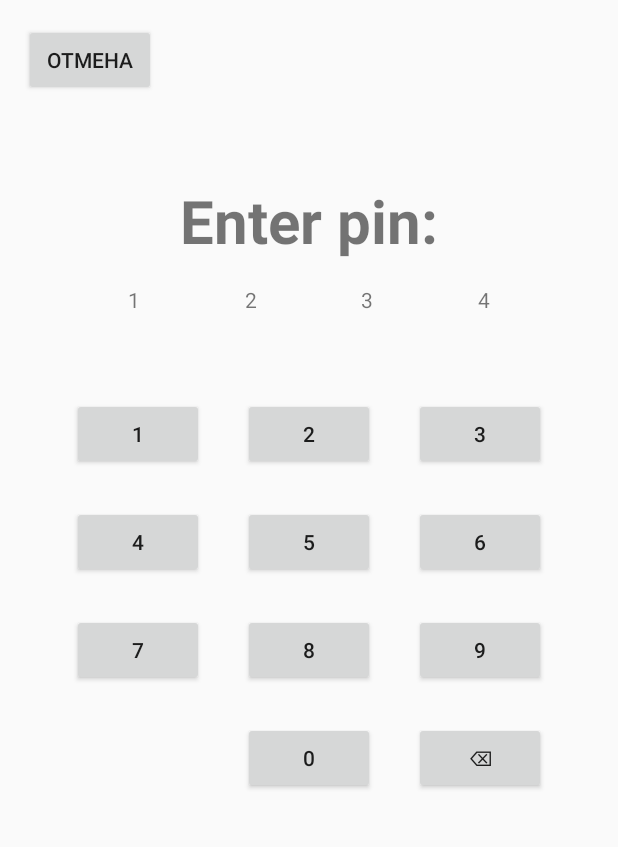
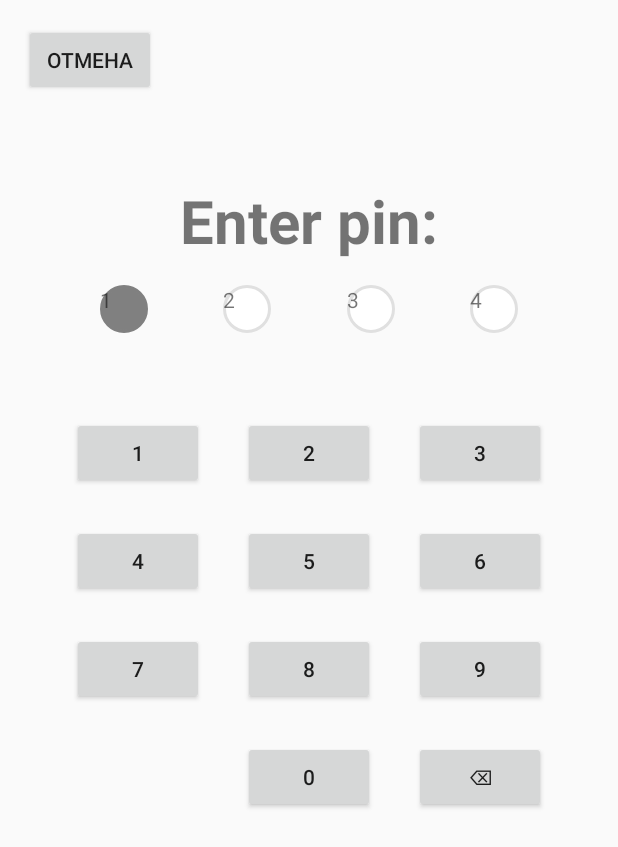
Before and after one commit to daMelkov/Notes, an Android app: the layout activity_pin.xml on its own in the app's theme, with its tools: preview values and no code run, on a phone screen of 412 x 824 dp. Shown: the top 847 px of the screen. Run offline under Robolectric (Android 15) with nearby library versions, the phone set to English and light mode, and no system bars.

Commit message:
rounded pins

```diff
--- a/app/src/main/AndroidManifest.xml
+++ b/app/src/main/AndroidManifest.xml
@@ -17,6 +17,7 @@
             </intent-filter>
         </activity>
         <activity android:name=".SettingsActivity" />
+        <activity android:name=".PinActivity" />
     </application>
 
 </manifest>
--- a/app/src/main/java/com/astra/notes/MainActivity.java
+++ b/app/src/main/java/com/astra/notes/MainActivity.java
@@ -4,7 +4,6 @@ import androidx.appcompat.app.AppCompatActivity;
 import androidx.appcompat.widget.Toolbar;
 import androidx.swiperefreshlayout.widget.SwipeRefreshLayout;
 
-import android.content.ComponentName;
 import android.content.Intent;
 import android.os.Bundle;
 import android.util.Log;
--- /dev/null
+++ b/app/src/main/java/com/astra/notes/PinActivity.java
@@ -0,0 +1,20 @@
+package com.astra.notes;
+
+import android.os.Bundle;
+
+import androidx.annotation.Nullable;
+import androidx.appcompat.app.AppCompatActivity;
+
+public class PinActivity extends AppCompatActivity {
+    @Override
+    protected void onCreate(@Nullable Bundle savedInstanceState) {
+        super.onCreate(savedInstanceState);
+        setContentView(R.layout.activity_pin);
+
+        initViews();
+    }
+
+    private void initViews() {
+        ;
+    }
+}
--- a/app/src/main/java/com/astra/notes/SettingsActivity.java
+++ b/app/src/main/java/com/astra/notes/SettingsActivity.java
@@ -1,6 +1,9 @@
 package com.astra.notes;
 
+import android.content.Intent;
 import android.os.Bundle;
+import android.view.View;
+import android.widget.TextView;
 
 import androidx.appcompat.app.AppCompatActivity;
 
@@ -14,6 +17,13 @@ public class SettingsActivity extends AppCompatActivity {
     }
 
     private void initViews() {
-
+        TextView txtEnterPin = findViewById(R.id.txt_enter_pin);
+        txtEnterPin.setOnClickListener(new View.OnClickListener() {
+            @Override
+            public void onClick(View v) {
+                Intent intent = new Intent(SettingsActivity.this, PinActivity.class);
+                startActivity(intent);
+            }
+        });
     }
 }
--- /dev/null
+++ b/app/src/main/res/drawable/empty_pin.xml
@@ -0,0 +1,7 @@
+<?xml version="1.0" encoding="UTF-8"?>
+<shape xmlns:android="http://schemas.android.com/apk/res/android">
+    <solid android:color="#FFFFFF"/>
+    <stroke android:width="2dp" android:color="#E0E0E0" />
+    <corners android:radius="16dp"/>
+    <padding android:left="0dp" android:top="0dp" android:right="0dp" android:bottom="0dp" />
+</shape>
--- /dev/null
+++ b/app/src/main/res/drawable/filled_pin.xml
@@ -0,0 +1,7 @@
+<?xml version="1.0" encoding="UTF-8"?>
+<shape xmlns:android="http://schemas.android.com/apk/res/android">
+    <solid android:color="#808080"/>
+    <stroke android:width="2dp" android:color="#808080" />
+    <corners android:radius="16dp"/>
+    <padding android:left="0dp" android:top="0dp" android:right="0dp" android:bottom="0dp" />
+</shape>
--- a/app/src/main/res/layout/activity_note.xml
+++ b/app/src/main/res/layout/activity_note.xml
@@ -26,7 +26,7 @@
         android:layout_marginEnd="16dp"
         android:ems="10"
         android:inputType="textPersonName"
-        android:text="Name"
+        tools:text="Name"
         app:layout_constraintEnd_toEndOf="parent"
         app:layout_constraintStart_toStartOf="parent"
         app:layout_constraintTop_toBottomOf="@+id/toolbar" />
@@ -53,7 +53,7 @@
         android:layout_width="wrap_content"
         android:layout_height="wrap_content"
         android:layout_marginBottom="8dp"
-        android:text="CheckBox"
+        tools:text="CheckBox"
         app:layout_constraintBottom_toTopOf="@+id/editTextTextPersonName2"
         app:layout_constraintStart_toStartOf="@+id/editTextTextPersonName2" />
 
@@ -65,10 +65,11 @@
         android:layout_marginEnd="16dp"
         android:ems="10"
         android:inputType="textPersonName"
-        android:text="Name"
+        tools:text="Name"
         app:layout_constraintBottom_toBottomOf="@+id/imageButton"
         app:layout_constraintEnd_toStartOf="@+id/imageButton"
-        app:layout_constraintStart_toStartOf="parent" />
+        app:layout_constraintStart_toStartOf="parent"
+        android:autofillHints="" />
 
     <ImageButton
         android:id="@+id/imageButton"
--- a/app/src/main/res/layout/activity_pin.xml
+++ b/app/src/main/res/layout/activity_pin.xml
@@ -22,51 +22,48 @@
         android:gravity="center"
         android:textSize="40sp"
         android:textStyle="bold"
+        android:text="@string/enter_pin"
         app:layout_constraintEnd_toEndOf="parent"
         app:layout_constraintStart_toStartOf="parent"
         app:layout_constraintTop_toBottomOf="@+id/button"
-        tools:text="Enter pin:" />
+         />
 
     <TextView
-        android:id="@+id/textView2"
-        android:layout_width="wrap_content"
-        android:layout_height="wrap_content"
+        android:id="@+id/txt_round_1"
         android:layout_marginTop="16dp"
         tools:text="1"
-        app:layout_constraintEnd_toStartOf="@+id/textView3"
+        app:layout_constraintEnd_toStartOf="@+id/txt_round_2"
         app:layout_constraintHorizontal_bias="0.5"
         app:layout_constraintStart_toStartOf="parent"
-        app:layout_constraintTop_toBottomOf="@+id/textView" />
+        app:layout_constraintTop_toBottomOf="@+id/textView"
+        style="@style/FilledPin" />
 
     <TextView
-        android:id="@+id/textView3"
-        android:layout_width="wrap_content"
-        android:layout_height="wrap_content"
+        android:id="@+id/txt_round_2"
         tools:text="2"
-        app:layout_constraintEnd_toStartOf="@+id/textView4"
+        app:layout_constraintEnd_toStartOf="@+id/txt_round_3"
         app:layout_constraintHorizontal_bias="0.5"
-        app:layout_constraintStart_toEndOf="@+id/textView2"
-        app:layout_constraintTop_toTopOf="@+id/textView2" />
+        app:layout_constraintStart_toEndOf="@+id/txt_round_1"
+        app:layout_constraintTop_toTopOf="@+id/txt_round_1"
+        style="@style/EmptyPin"/>
 
     <TextView
-        android:id="@+id/textView4"
-        android:layout_width="wrap_content"
-        android:layout_height="wrap_content"
+        android:id="@+id/txt_round_3"
         tools:text="3"
-        app:layout_constraintEnd_toStartOf="@+id/textView5"
+        app:layout_constraintEnd_toStartOf="@+id/txt_round_4"
         app:layout_constraintHorizontal_bias="0.5"
-        app:layout_constraintStart_toEndOf="@+id/textView3"
-        app:layout_constraintTop_toTopOf="@+id/textView3" />
+        app:layout_constraintStart_toEndOf="@+id/txt_round_2"
+        app:layout_constraintTop_toTopOf="@+id/txt_round_2"
+        style="@style/EmptyPin" />
 
     <TextView
-        android:id="@+id/textView5"
-        android:layout_width="wrap_content"
-        android:layout_height="wrap_content"
+        android:id="@+id/txt_round_4"
         tools:text="4"
         app:layout_constraintEnd_toEndOf="parent"
         app:layout_constraintHorizontal_bias="0.5"
-        app:layout_constraintStart_toEndOf="@+id/textView4"
-        app:layout_constraintTop_toTopOf="@+id/textView4" />
+        app:layout_constraintStart_toEndOf="@+id/txt_round_3"
+        app:layout_constraintTop_toTopOf="@+id/txt_round_3"
+        style="@style/EmptyPin" />
 
     <Button
         android:id="@+id/button2"
@@ -76,7 +73,7 @@
         android:layout_marginTop="56dp"
         android:text="@string/letter_1"
         app:layout_constraintStart_toStartOf="parent"
-        app:layout_constraintTop_toBottomOf="@+id/textView2" />
+        app:layout_constraintTop_toBottomOf="@+id/txt_round_1" />
 
     <Button
         android:id="@+id/button3"
--- a/app/src/main/res/layout/activity_settings.xml
+++ b/app/src/main/res/layout/activity_settings.xml
@@ -34,7 +34,7 @@
         tools:ignore="UseSwitchCompatOrMaterialXml" />
 
     <TextView
-        android:id="@+id/txt_pin_"
+        android:id="@+id/txt_enter_pin"
         android:layout_width="wrap_content"
         android:layout_height="wrap_content"
         android:layout_marginTop="16dp"
--- a/app/src/main/res/values/strings.xml
+++ b/app/src/main/res/values/strings.xml
@@ -15,4 +15,5 @@
     <string name="letter_9">9</string>
     <string name="letter_0">0</string>
     <string name="delete">⌫</string>
+    <string name="enter_pin">Enter pin:</string>
 </resources>
--- a/app/src/main/res/values/styles.xml
+++ b/app/src/main/res/values/styles.xml
@@ -7,4 +7,17 @@
         <item name="colorAccent">@color/colorAccent</item>
     </style>
 
+    <style name="Pin">
+        <item name="android:layout_width">32dp</item>
+        <item name="android:layout_height">32dp</item>
+    </style>
+
+    <style name="EmptyPin" parent="Pin">
+        <item name="android:background">@drawable/empty_pin</item>
+    </style>
+
+    <style name="FilledPin" parent="Pin">
+        <item name="android:background">@drawable/filled_pin</item>
+    </style>
+
 </resources>
```
